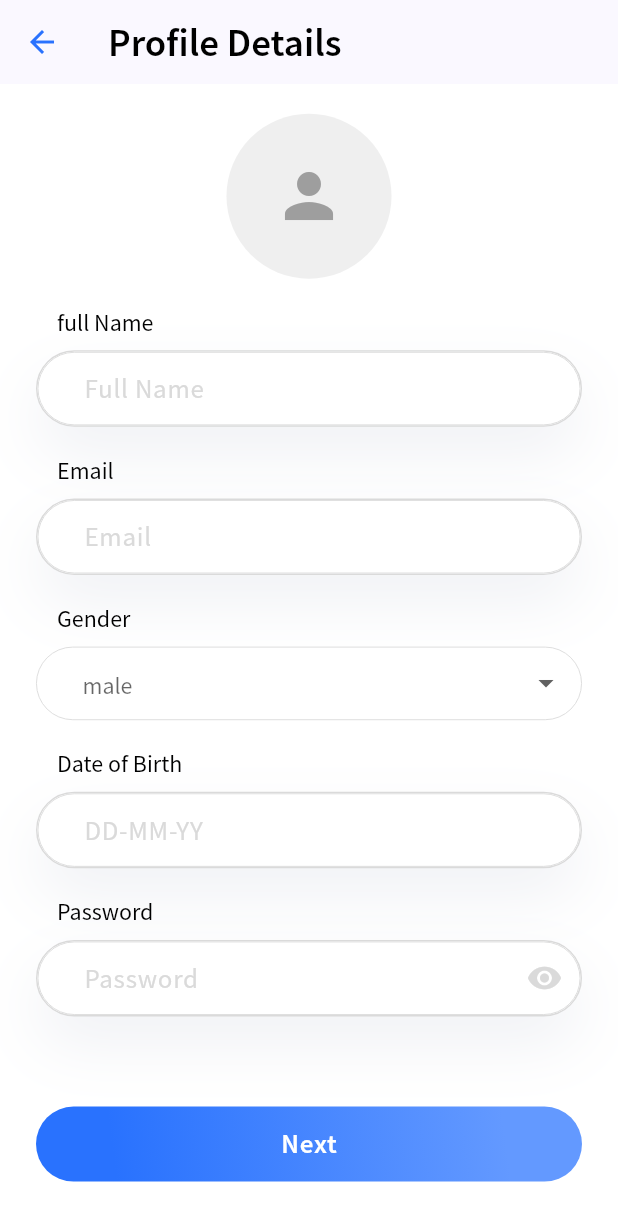
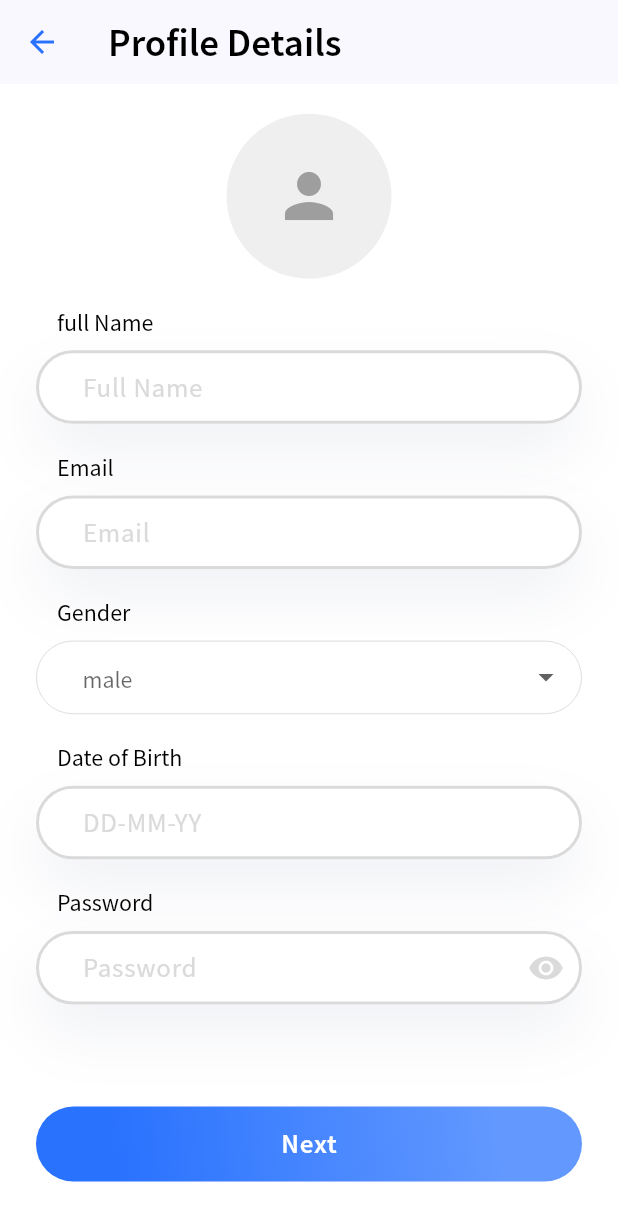
Before and after one commit to hatembz/medx, a Flutter app: the SignUpScreen screen opened directly, on a phone screen of 412 x 824 dp. Shown: the top 1221 px of the screen. Run offline on Flutter 3.47's test engine with Material 2 defaults, Android fonts, the phone set to English and light mode, and no system bars; our stand-ins replace date_picker_timeline, get, persistent_bottom_nav_bar, pinput, shared_preferences; accounts and stored records are empty; statements that could not run were skipped.

Commit message:
some more reusable widgets

```diff
--- a/lib/reusable_components/inputs/custom_text_field.dart
+++ b/lib/reusable_components/inputs/custom_text_field.dart
@@ -4,13 +4,9 @@
 class CustomTextField extends StatelessWidget {
   CustomTextField({
     Key? key,
-    // this.texteditingController,
     this.validator,
     this.onchanged,
     this.onSubmit,
-    this.prefix,
-    this.suffix,
-    // this.suffix,
     required this.hintText,
     this.prefixIcon,
     this.suffixIcon,
@@ -19,14 +15,15 @@
     this.obscureText = false,
     // this.backgroundcolor = kcBackgroundColor,
     this.maxLines,
+    this.controller,
+    this.onIconTaped,
   }) : super(key: key);
-  // final TextEditingController? texteditingController;
+  final TextEditingController? controller;
   final String? hintText;
   final String? Function(String?)? validator;
   final String? Function(String?)? onSubmit;
   final Function(String?)? onchanged;
-  final Widget? prefix;
-  final Widget? suffix;
+  final void Function()? onIconTaped;
   final TextInputAction? textInputAction;
 
   final TextInputType? keyboardType;
@@ -41,16 +38,11 @@
   Widget build(BuildContext context) {
     return Container(
       decoration: ShapeDecoration(
-        shape: RoundedRectangleBorder(
-          side: BorderSide(width: 1, color: Color(0xFFDADADA)),
-          borderRadius: BorderRadius.circular(32),
-        ),
-        shadows: [
-          BoxShadow(
-              color: Color(0x196A769A), blurRadius: 35, offset: Offset(0, 19), spreadRadius: 0)
-        ],
+        shape: RoundedRectangleBorder(borderRadius: BorderRadius.circular(32)),
+        shadows: [BoxShadow(color: Color(0x196A769A), blurRadius: 35, offset: Offset(0, 19))],
       ),
       child: TextFormField(
+        controller: controller,
         cursorColor: kBlueColor,
         keyboardType: keyboardType,
         textInputAction: textInputAction,
@@ -64,38 +56,31 @@
           fillColor: Colors.white,
           border: OutlineInputBorder(
             borderRadius: BorderRadius.circular(32),
-            borderSide: const BorderSide(color: Color(0xffDADADA), width: .6),
+            borderSide: const BorderSide(color: kBlueColor, width: 2),
           ),
           focusedBorder: OutlineInputBorder(
             borderRadius: BorderRadius.circular(32),
-            borderSide: const BorderSide(color: kBlueColor, width: .6),
+            borderSide: const BorderSide(color: kBlueColor, width: 2),
           ),
           enabledBorder: OutlineInputBorder(
             borderRadius: BorderRadius.circular(32),
-            borderSide: BorderSide(color: Color(0xffDADADA), width: .6),
+            borderSide: BorderSide(
+                color: (controller?.text.isNotEmpty ?? false) ? kBlueColor : Color(0xffDADADA),
+                width: 2),
           ),
           errorBorder: OutlineInputBorder(
             borderRadius: BorderRadius.circular(32),
-            borderSide: BorderSide(color: kRedColor, width: .4),
+            borderSide: BorderSide(color: kRedColor, width: 2),
           ),
-          prefixIcon: prefix != null
-              ? prefix
-              : prefixIcon == null
-                  ? null
-                  : Icon(
-                      prefixIcon,
-                      color: Color(0xffDADADA),
-                      // size: pSh(context: context, percentage: .025),
-                    ),
-          suffixIcon: suffix != null
-              ? suffix
-              : suffixIcon == null
-                  ? null
-                  : Icon(
-                      suffixIcon,
-                      color: Color(0xffDADADA),
-                      // size: pSh(context: context, percentage: .025),
-                    ),
+          prefixIcon: prefixIcon == null ? null : Icon(prefixIcon, color: Color(0xffDADADA)),
+          suffixIcon: suffixIcon == null
+              ? null
+              : IconButton(
+                  onPressed: onIconTaped,
+                  icon: Icon(
+                    suffixIcon,
+                    color: Color(0xffDADADA),
+                  )),
         ),
         validator: validator,
         onChanged: onchanged,
--- a/lib/utils/constants.dart
+++ b/lib/utils/constants.dart
@@ -9,3 +9,5 @@
 const kYellowColor = Color(0xFFFDA625);
 const kGreenColor = Color(0xFF00CC6A);
 const kdarkblue = Color(0x192972FE);
+
+enum AppointmentType { message, voiceCall, videoCall }
--- a/lib/utils/shared.dart
+++ b/lib/utils/shared.dart
@@ -1,10 +1,8 @@
 import 'package:flutter/material.dart';
 import 'package:get/get.dart';
 import 'package:medx/models/doctor_model.dart';
-import 'package:medx/reusable_components/widgets/decorated_card.dart';
 import 'package:medx/reusable_components/widgets/medical_specialty_item.dart';
 import 'package:medx/utils/svg_icons.dart';
-import 'package:persistent_bottom_nav_bar/persistent_tab_view.dart';
 import 'package:pinput/pinput.dart';
 
 Widget gap(BuildContext context, [double? height]) {
```
Also changed, not shown: lib/reusable_components/widgets/appointment_card.dart (added, +83 -0 lines).
